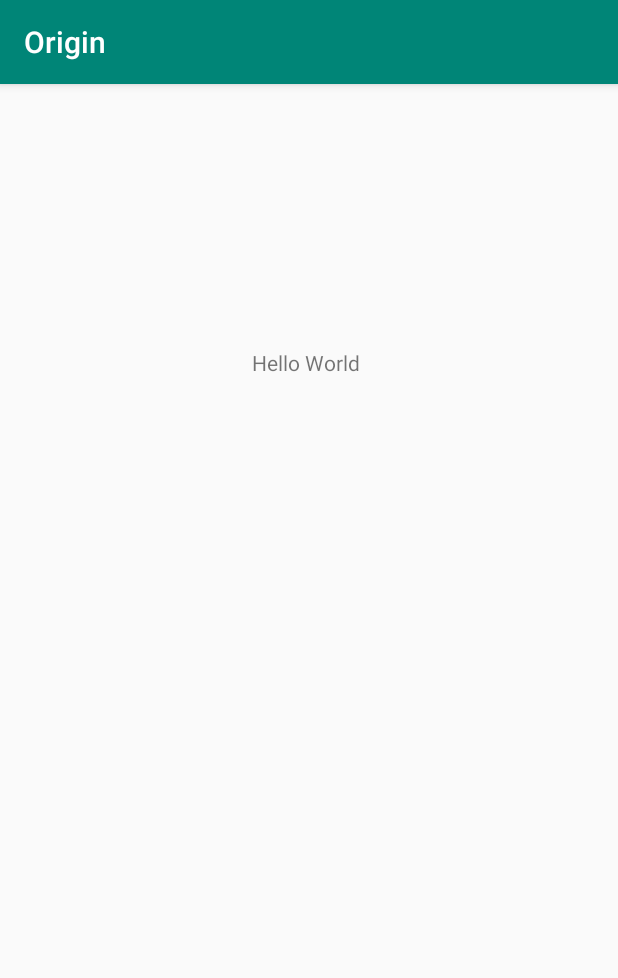
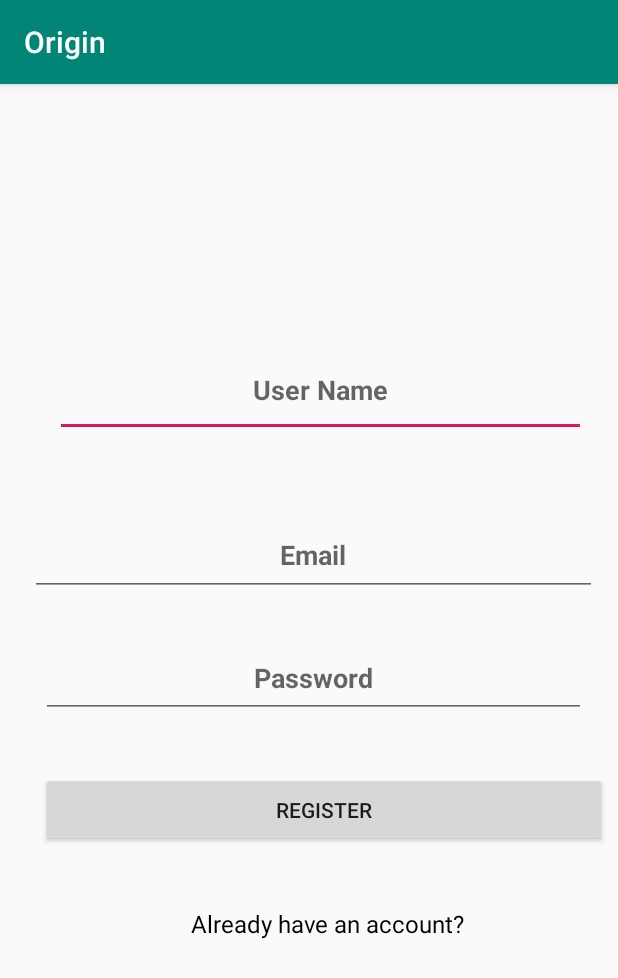
Before and after one commit to Darnell10/Origin, an Android app: the screen it shows after launch (MainActivity before the commit, RegistrationActivity after it), on a phone screen of 412 x 824 dp. Shown: the top 978 px of the screen. Run offline under Robolectric (Android 15) with nearby library versions, the phone set to English and light mode, and no system bars.

Commit message:
Create registration screen and Activity for users to register account create Login screen and Activity for users to log in if account already exist

```diff
--- a/app/build.gradle
+++ b/app/build.gradle
@@ -13,7 +13,7 @@ android {
     buildToolsVersion "29.0.2"
     defaultConfig {
         applicationId "com.example.origin"
-        minSdkVersion 15
+        minSdkVersion 16
         targetSdkVersion 29
         versionCode 1
         versionName "1.0"
--- a/app/src/main/AndroidManifest.xml
+++ b/app/src/main/AndroidManifest.xml
@@ -10,7 +10,8 @@
         android:supportsRtl="true"
         android:theme="@style/AppTheme">
         <activity android:name=".LoginActivity"></activity>
-        <activity android:name=".MainActivity">
+        <activity android:name=".MainActivity" />
+        <activity android:name=".RegistrationActivity">
             <intent-filter>
                 <action android:name="android.intent.action.MAIN" />
 
--- /dev/null
+++ b/app/src/main/java/com/example/origin/RegistrationActivity.kt
@@ -0,0 +1,31 @@
+package com.example.origin
+
+import android.content.Intent
+import androidx.appcompat.app.AppCompatActivity
+import android.os.Bundle
+import android.util.Log
+import kotlinx.android.synthetic.main.activity_registration.*
+
+class RegistrationActivity : AppCompatActivity() {
+
+    override fun onCreate(savedInstanceState: Bundle?) {
+        super.onCreate(savedInstanceState)
+        setContentView(R.layout.activity_registration)
+
+        register_button.setOnClickListener {
+            val email = register_email.text.toString()
+            val password = register_password.text.toString()
+
+            Log.d("LoginActivity", "Email is $email")
+            Log.d("LoginActivity", "Password is $password")
+
+        }
+
+        already_have.setOnClickListener {
+            Log.d("LoginActivity","Already_have is pressed")
+            val intent = Intent(this, LoginActivity::class.java)
+            startActivity(intent)
+        }
+
+    }
+}
--- /dev/null
+++ b/app/src/main/res/layout/activity_registration.xml
@@ -0,0 +1,92 @@
+<?xml version="1.0" encoding="utf-8"?>
+<androidx.constraintlayout.widget.ConstraintLayout xmlns:android="http://schemas.android.com/apk/res/android"
+    xmlns:app="http://schemas.android.com/apk/res-auto"
+    xmlns:tools="http://schemas.android.com/tools"
+    android:layout_width="match_parent"
+    android:layout_height="match_parent"
+    tools:context=".RegistrationActivity">
+
+
+    <EditText
+        android:id="@+id/userName"
+        android:layout_width="354dp"
+        android:layout_height="62dp"
+        android:layout_marginTop="52dp"
+        android:layout_marginBottom="52dp"
+        android:ems="10"
+        android:hint="@string/user_name"
+        android:inputType="textPersonName"
+        android:textAlignment="center"
+        android:textStyle="bold"
+        app:layout_constraintBottom_toTopOf="@+id/register_email"
+        app:layout_constraintEnd_toEndOf="parent"
+        app:layout_constraintHorizontal_bias="0.631"
+        app:layout_constraintStart_toStartOf="parent"
+        app:layout_constraintTop_toTopOf="parent"
+        app:layout_constraintVertical_bias="1.0" />
+
+    <EditText
+        android:id="@+id/register_email"
+        android:layout_width="378dp"
+        android:layout_height="54dp"
+        android:layout_marginStart="14dp"
+        android:layout_marginLeft="14dp"
+        android:layout_marginTop="291dp"
+        android:layout_marginEnd="14dp"
+        android:layout_marginRight="14dp"
+        android:layout_marginBottom="85dp"
+        android:ems="10"
+        android:hint="@string/email"
+        android:inputType="textEmailAddress"
+        android:textAlignment="center"
+        android:textStyle="bold"
+        app:layout_constraintBottom_toTopOf="@+id/register_button"
+        app:layout_constraintEnd_toEndOf="parent"
+        app:layout_constraintHorizontal_bias="1.0"
+        app:layout_constraintStart_toStartOf="parent"
+        app:layout_constraintTop_toTopOf="parent" />
+
+    <EditText
+        android:id="@+id/register_password"
+        android:layout_width="363dp"
+        android:layout_height="53dp"
+        android:layout_marginTop="28dp"
+        android:ems="10"
+        android:hint="@string/password"
+        android:inputType="textPassword"
+        android:textAlignment="center"
+        android:textStyle="bold"
+        app:layout_constraintEnd_toEndOf="parent"
+        app:layout_constraintHorizontal_bias="0.562"
+        app:layout_constraintStart_toStartOf="parent"
+        app:layout_constraintTop_toBottomOf="@+id/register_email" />
+
+    <Button
+        android:id="@+id/register_button"
+        android:layout_width="377dp"
+        android:layout_height="50dp"
+        android:layout_marginTop="32dp"
+        android:layout_marginBottom="263dp"
+        android:text="Register"
+        app:layout_constraintBottom_toBottomOf="parent"
+        app:layout_constraintEnd_toEndOf="parent"
+        app:layout_constraintHorizontal_bias="0.794"
+        app:layout_constraintStart_toStartOf="parent"
+        app:layout_constraintTop_toBottomOf="@+id/register_email"
+        app:layout_constraintVertical_bias="0.0" />
+
+    <TextView
+        android:id="@+id/already_have"
+        android:layout_width="315dp"
+        android:layout_height="21dp"
+        android:layout_marginTop="40dp"
+        android:text="Already have an account?"
+        android:textAlignment="center"
+        android:textColor="#000000"
+        android:textSize="16sp"
+        app:layout_constraintEnd_toEndOf="parent"
+        app:layout_constraintHorizontal_bias="0.625"
+        app:layout_constraintStart_toStartOf="parent"
+        app:layout_constraintTop_toBottomOf="@+id/register_button" />
+
+</androidx.constraintlayout.widget.ConstraintLayout>
```
Also changed, not shown: app/src/main/java/com/example/origin/LoginActivity.kt (+0 -10 lines), app/src/main/res/layout/activity_login.xml (+21 -42 lines).
